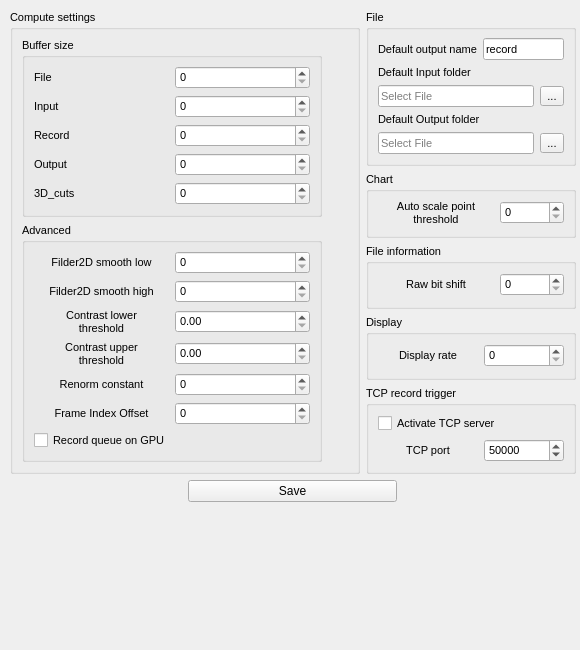
The window that Ui/assets/ui/advancedsettingswindow.ui (DigitalHolography/Holovibes) describes before a commit, drawn with Qt 5.
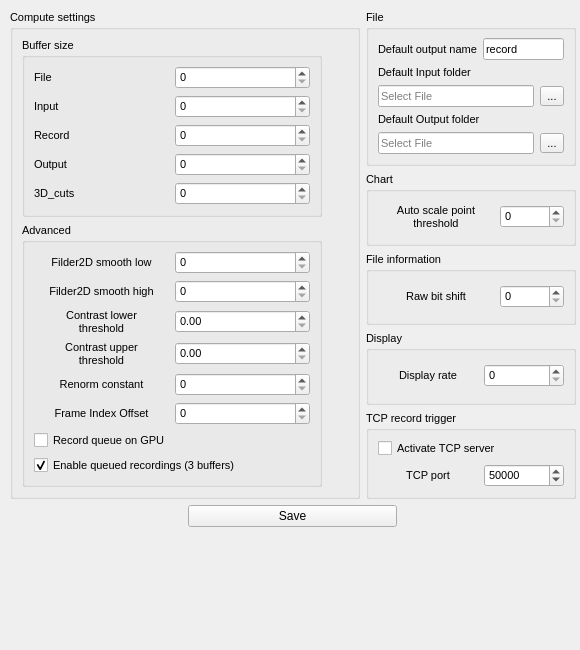
The same window after the commit. Custom widgets are drawn as their Qt base class.

Patch:
```diff
--- a/Ui/assets/ui/advancedsettingswindow.ui
+++ b/Ui/assets/ui/advancedsettingswindow.ui
@@ -595,6 +595,19 @@
                     </property>
                 </widget>
             </item>
+             <item row="8" column="0" colspan="2">
+              <widget class="QCheckBox" name="RecordQueueMultibufferingCheckBox">
+               <property name="toolTip">
+                <string>Use three record buffers so another capture can start while earlier files are still being saved. This can use up to three times the configured record-buffer memory.</string>
+               </property>
+               <property name="text">
+                <string>Enable queued recordings (3 buffers)</string>
+               </property>
+               <property name="checked">
+                <bool>true</bool>
+               </property>
+              </widget>
+             </item>
              <item row="3" column="1">
               <widget class="QDoubleSpinBox" name="ContrastLowerSpinBox">
                <property name="maximum">
```
Lines whose indentation alone changed are shown as unchanged.
